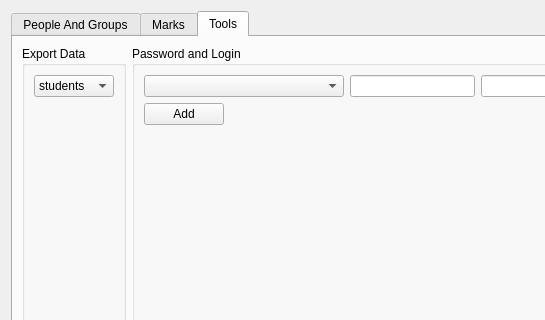
Qt form mainapplication.ui (Sarpowski/DataBaseCourseWork) before a commit; both pictures show x 0 to 545 and y 0 to 320 of the 844 by 425 pixel window.
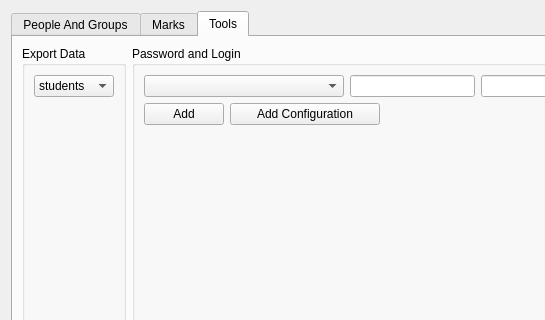
The same form after that commit.

Commit message: add : config system

```diff
--- a/mainapplication.ui
+++ b/mainapplication.ui
@@ -749,6 +749,23 @@
             </property>
            </widget>
           </item>
+          <item row="1" column="1">
+           <layout class="QHBoxLayout" name="horizontalLayout_29">
+            <item>
+             <widget class="QPushButton" name="pushButton_AddConfig">
+              <property name="maximumSize">
+               <size>
+                <width>150</width>
+                <height>16777215</height>
+               </size>
+              </property>
+              <property name="text">
+               <string>Add Configuration</string>
+              </property>
+             </widget>
+            </item>
+           </layout>
+          </item>
          </layout>
         </widget>
        </item>
```
The commit also changes 46 other files.
